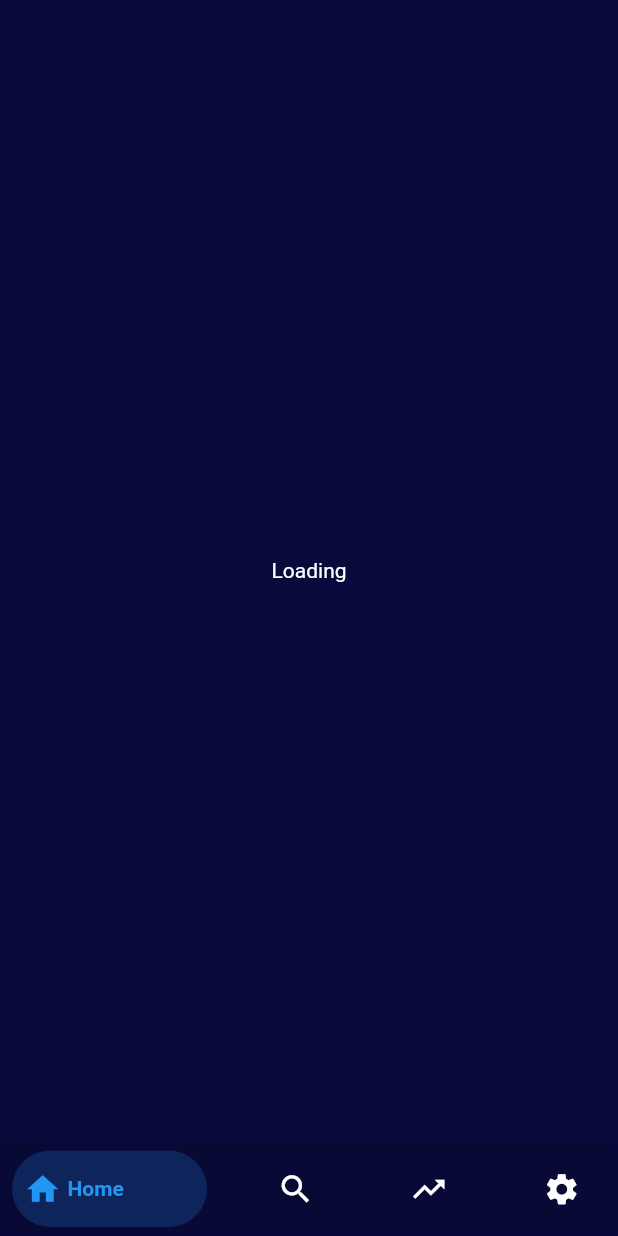
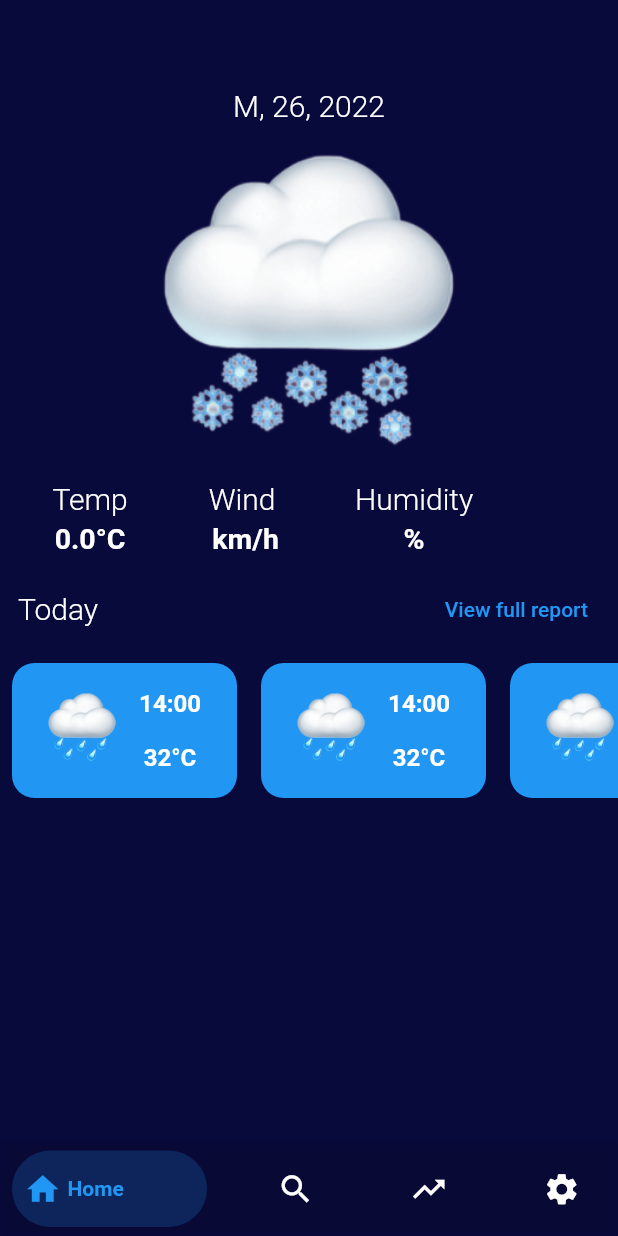
Before and after one commit to Galadima3/Weather-App, a Flutter app: the screen it shows after launch, on a phone screen of 412 x 824 dp. Run offline on Flutter 3.47's test engine with Material 2 defaults, Android fonts, the phone set to English and light mode, and no system bars; drawn by our look-alikes of bottom_navy_bar; our stand-ins replace geolocator, persistent_bottom_nav_bar.

Commit message:
8th Commit

```diff
--- a/lib/screens/home_page.dart
+++ b/lib/screens/home_page.dart
@@ -3,6 +3,7 @@ import 'package:bottom_navy_bar/bottom_navy_bar.dart';
 import 'package:geolocator/geolocator.dart';
 import 'package:flutter/material.dart';
 import 'package:http/http.dart';
+import 'package:intl/intl.dart';
 import 'package:weather/services/networking.dart';
 import 'package:weather/utilities/constants.dart';
 import 'package:persistent_bottom_nav_bar/persistent_tab_view.dart';
@@ -18,18 +19,34 @@ class HomePage extends StatefulWidget {
 
 class _HomePageState extends State<HomePage> {
   final _colorContainer = Color.fromARGB(255, 5, 71, 124);
-  var lat = '0.0';
-  var long = '0.0';
+  var temp = '0.0';
+  var humidity = '';
+  var windSpeed = '';
   var _weatherData;
-  @override
-  void initState() {
-    // TODO: implement initState
-    getWeatherData;
-  }
+  var userLocation = '';
+  // @override
+  // void initState() {
+
+  //   getWeatherData;
+  // }
 
   Future getWeatherData() async {
     _weatherData = await ApiService().getLocationWeather();
-    print(_weatherData);
+    var tempData = _weatherData["main"]["temp"];
+    var humidityData = _weatherData["main"]["humidity"];
+    var locationData = _weatherData["name"];
+
+    var windSpeedData = _weatherData["wind"]["speed"];
+    setState(() {
+      temp = tempData.toStringAsFixed(0);
+      humidity = humidityData.toStringAsFixed(0);
+      windSpeed = windSpeedData.toStringAsFixed(1);
+      userLocation = locationData;
+    });
+    // var humidity =
+    // print(_weatherData["coord"]);
+    // print(temp);
+    //print(temp.toString());
   }
   // getLocation() async {
   //   LocationPermission permission;
@@ -51,162 +68,143 @@ class _HomePageState extends State<HomePage> {
   @override
   Widget build(BuildContext context) {
     //getLocation();
-    getWeatherData();
+
     return SafeArea(
       child: Scaffold(
         body: Center(
           child: FutureBuilder(
             future: getWeatherData(),
             builder: (context, snapshot) {
-
               if (snapshot.connectionState == ConnectionState.waiting) {
                 return CircularProgressIndicator();
-              } else if (snapshot.connectionState == ConnectionState.done && snapshot.hasData){
-                return Text('Successful');
+              } else if (snapshot.connectionState == ConnectionState.done ||
+                  snapshot.hasData) {
+                return Center(
+                  child: Column(
+                    children: [
+                      SizedBox(
+                        height: 20,
+                      ),
+                      Text(
+                        userLocation,
+                        style: homePageHeader,
+                      ),
+                      kImprovedSpace,
+                      Text(
+                        DateFormat("EEEEE, dd, yyyy").format(DateTime.now()),
+                        style: kDateStyle,
+                      ),
+                      kImprovedSpace,
+                      kImprovedSpace,
+                      Container(
+                        height: 195,
+                        width: double.infinity,
+                        child: Image.asset('images/cloud-with-snow.png'),
+                      ),
+                      kSpace,
+                      Row(
+                        mainAxisAlignment: MainAxisAlignment.start,
+                        children: [
+                          SizedBox(
+                            width: 35,
+                          ),
+                          Column(
+                            children: [
+                              Padding(
+                                padding:
+                                    const EdgeInsets.symmetric(vertical: 4.0),
+                                child: Text(
+                                  'Temp',
+                                  style: kDateStyle,
+                                ),
+                              ),
+                              Text(
+                                '$temp°C',
+                                style: kTempStyle,
+                              )
+                            ],
+                          ),
+                          SizedBox(
+                            width: 50,
+                          ),
+                          Column(
+                            children: [
+                              Padding(
+                                padding: const EdgeInsets.all(4.0),
+                                child: Text(
+                                  'Wind',
+                                  style: kDateStyle,
+                                ),
+                              ),
+                              Text(
+                                '$windSpeed km/h',
+                                style: kTempStyle,
+                              )
+                            ],
+                          ),
+                          SizedBox(
+                            width: 45,
+                          ),
+                          Flexible(
+                            child: Column(
+                              children: [
+                                Padding(
+                                  padding: const EdgeInsets.all(4.0),
+                                  child: Text(
+                                    'Humidity',
+                                    style: kDateStyle,
+                                  ),
+                                ),
+                                Text(
+                                  '$humidity%',
+                                  style: kTempStyle,
+                                )
+                              ],
+                            ),
+                          ),
+                        ],
+                      ),
+                      Row(
+                        mainAxisAlignment: MainAxisAlignment.spaceBetween,
+                        children: [
+                          Padding(
+                            padding: const EdgeInsets.all(12.0),
+                            child: Text(
+                              'Today',
+                              style: kDateStyle,
+                            ),
+                          ),
+                          Padding(
+                            padding: const EdgeInsets.all(12.0),
+                            child: TextButton(
+                                onPressed: () {},
+                                child: Text('View full report')),
+                          )
+                        ],
+                      ),
+                      SizedBox(
+                        height: 90,
+                        child: ListView(
+                          shrinkWrap: true,
+                          scrollDirection: Axis.horizontal,
+                          children: [
+                            TestContainer(),
+                            TestContainer(),
+                            TestContainer(),
+                            TestContainer(),
+                            TestContainer(),
+                          ],
+                        ),
+                      )
+                    ],
+                  ),
+                );
               } else {
-                return Text('Loading', style: TextStyle(color: Colors.white),);
+                return Text('${snapshot.connectionState}');
               }
             },
           ),
         ),
-        // body: Center(
-        //   child: Column(
-        //     children: [
-        //       SizedBox(
-        //         height: 20,
-        //       ),
-        //       Text(
-        //         'Abuja',
-        //         style: homePageHeader,
-        //       ),
-        //       kImprovedSpace,
-        //       Text(
-        //         'May 28, 2021',
-        //         style: kDateStyle,
-        //       ),
-        //       kImprovedSpace,
-        //       Row(
-        //         mainAxisAlignment: MainAxisAlignment.center,
-        //         children: [
-        //           ClipContainer(
-        //             colorContainer: _colorContainer,
-        //             text: 'Forecast',
-        //           ),
-        //           SizedBox(
-        //             width: 3,
-        //           ),
-        //           ClipContainer(
-        //             colorContainer: _colorContainer,
-        //             text: 'Air Quality',
-        //           ),
-        //         ],
-        //       ),
-        //       kImprovedSpace,
-        //       Container(
-        //         height: 195,
-        //         width: double.infinity,
-        //         child: Image.asset('images/cloud-with-snow.png'),
-        //       ),
-        //       kSpace,
-        //       Row(
-        //         mainAxisAlignment: MainAxisAlignment.start,
-        //         children: [
-        //           SizedBox(
-        //             width: 35,
-        //           ),
-        //           Container(
-        //             child: Column(
-        //               children: [
-        //                 Padding(
-        //                   padding: const EdgeInsets.symmetric(vertical: 4.0),
-        //                   child: Text(
-        //                     'Temp',
-        //                     style: kDateStyle,
-        //                   ),
-        //                 ),
-        //                 Text(
-        //                   '32°C',
-        //                   style: kTempStyle,
-        //                 )
-        //               ],
-        //             ),
-        //           ),
-        //           SizedBox(
-        //             width: 50,
-        //           ),
-        //           Container(
-        //             child: Column(
-        //               children: [
-        //                 Padding(
-        //                   padding: const EdgeInsets.all(4.0),
-        //                   child: Text(
-        //                     'Wind',
-        //                     style: kDateStyle,
-        //                   ),
-        //                 ),
-        //                 Text(
-        //                   '10km/h',
-        //                   style: kTempStyle,
-        //                 )
-        //               ],
-        //             ),
-        //           ),
-        //           SizedBox(
-        //             width: 45,
-        //           ),
-        //           Container(
-        //             child: Column(
-        //               children: [
-        //                 Padding(
-        //                   padding: const EdgeInsets.all(4.0),
-        //                   child: Text(
-        //                     'Humidity',
-        //                     style: kDateStyle,
-        //                   ),
-        //                 ),
-        //                 Text(
-        //                   '75%',
-        //                   style: kTempStyle,
-        //                 )
-        //               ],
-        //             ),
-        //           ),
-        //         ],
-        //       ),
-        //       Row(
-        //         mainAxisAlignment: MainAxisAlignment.spaceBetween,
-        //         children: [
-        //           Padding(
-        //             padding: const EdgeInsets.all(12.0),
-        //             child: Text(
-        //               'Today',
-        //               style: kDateStyle,
-        //             ),
-        //           ),
-        //           Padding(
-        //             padding: const EdgeInsets.all(12.0),
-        //             child: TextButton(
-        //                 onPressed: () {}, child: Text('View full report')),
-        //           )
-        //         ],
-        //       ),
-        //       SizedBox(
-        //         height: 90,
-        //         child: ListView(
-        //           shrinkWrap: true,
-        //           scrollDirection: Axis.horizontal,
-        //           children: [
-        //             TestContainer(),
-        //             TestContainer(),
-        //             TestContainer(),
-        //             TestContainer(),
-        //             TestContainer(),
-        //           ],
-        //         ),
-        //       )
-        //     ],
-        //   ),
-        //  ),
       ),
     );
   }
--- a/lib/services/networking.dart
+++ b/lib/services/networking.dart
@@ -1,3 +1,4 @@
+import 'dart:convert';
 import 'dart:developer';
 
 import 'package:geolocator/geolocator.dart';
@@ -26,8 +27,11 @@ class ApiService{
     var response = await get(url);
     if (response.statusCode == 200){
       //var model = weatherFromJson(response.body);
-      var model = response.body;
+
+      var model = jsonDecode(response.body);
+
       return model;
+
     }
   }
 } on Exception catch (e) {
--- a/pubspec.yaml
+++ b/pubspec.yaml
@@ -40,6 +40,7 @@ dependencies:
   http: ^0.13.5
   persistent_bottom_nav_bar: ^5.0.2
   bottom_navy_bar: ^6.0.0
+  intl: ^0.17.0
 
 dev_dependencies:
   flutter_test:
```
Also changed, not shown: pubspec.lock.
